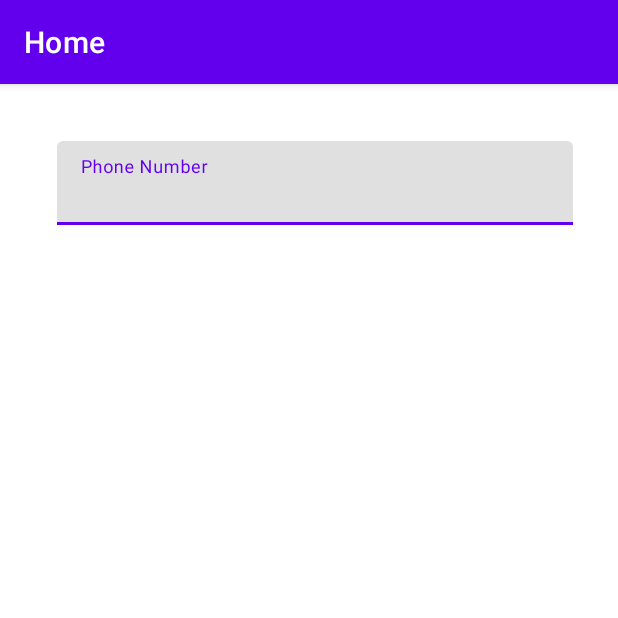
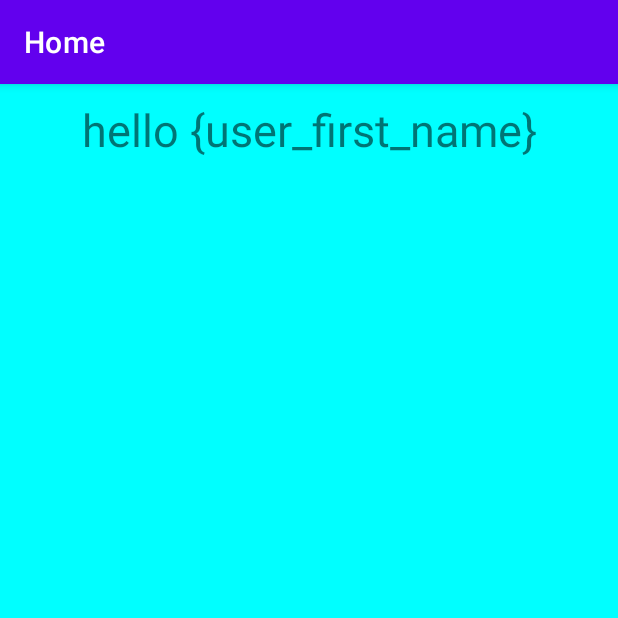
Before and after one commit to idavidkam/weDeliver, an Android app: the HomeActivity screen opened directly, with no data from a screen before it, on a phone screen of 412 x 824 dp, the top half of it. Run offline under Robolectric (Android 15) with nearby library versions, the phone set to English and light mode, and no system bars.

Commit message:
just update

```diff
--- a/app/src/main/java/app/shipcalc/login.kt
+++ b/app/src/main/java/app/shipcalc/login.kt
@@ -9,11 +9,20 @@ import android.widget.Button
 
 class login : AppCompatActivity() {
     lateinit var createAccountButton: Button
+    lateinit var loginButton: Button
 
     override fun onCreate(savedInstanceState: Bundle?) {
         super.onCreate(savedInstanceState)
         setContentView(R.layout.activity_login)
         supportActionBar?.hide()
+
+        //move to next page - homepage
+        loginButton = findViewById(R.id.login_button)
+        loginButton.setOnClickListener{
+            val intent = Intent(this@login, HomeActivity::class.java)
+            startActivity(intent)
+        }
+
 
         //move to next page - create account
         createAccountButton = findViewById<Button>(R.id.create_account_Button)
--- a/app/src/main/res/layout/activity_home.xml
+++ b/app/src/main/res/layout/activity_home.xml
@@ -1,30 +1,32 @@
 <?xml version="1.0" encoding="utf-8"?>
-<androidx.constraintlayout.widget.ConstraintLayout xmlns:android="http://schemas.android.com/apk/res/android"
+<LinearLayout xmlns:android="http://schemas.android.com/apk/res/android"
     xmlns:app="http://schemas.android.com/apk/res-auto"
     xmlns:tools="http://schemas.android.com/tools"
     android:layout_width="match_parent"
     android:layout_height="match_parent"
+    android:orientation="vertical"
+    android:background="@color/MyColor"
     tools:context=".HomeActivity">
 
-    <TableLayout
+    <com.google.android.material.textview.MaterialTextView
         android:layout_width="match_parent"
-        android:layout_height="match_parent"
-        android:layout_margin="30dp">
+        android:layout_height="wrap_content"
+        android:layout_margin="10dp"
+        android:text="hello {user_first_name}"
+        android:textSize="30dp"
+        android:layout_gravity="center_horizontal"
+        android:textAlignment="center"/>
 
-            <com.google.android.material.textfield.TextInputLayout
-                android:id="@+id/tel"
-                android:layout_width="match_parent"
-                android:layout_height="wrap_content"
-                android:layout_marginStart="8dp"
-                android:layout_marginTop="8dp"
-                app:layout_constraintStart_toStartOf="parent"
-                app:layout_constraintTop_toTopOf="parent">
+    <LinearLayout
+        android:layout_gravity="center"
+        android:layout_margin="30dp"
+        android:layout_width="match_parent"
+        android:layout_height="match_parent">
 
-                <com.google.android.material.textfield.TextInputEditText
-                    android:layout_width="match_parent"
-                    android:layout_height="wrap_content"
-                    android:hint="Phone Number" />
-            </com.google.android.material.textfield.TextInputLayout>
-    </TableLayout>
 
-</androidx.constraintlayout.widget.ConstraintLayout>
+
+
+
+    </LinearLayout>
+
+</LinearLayout>
```
